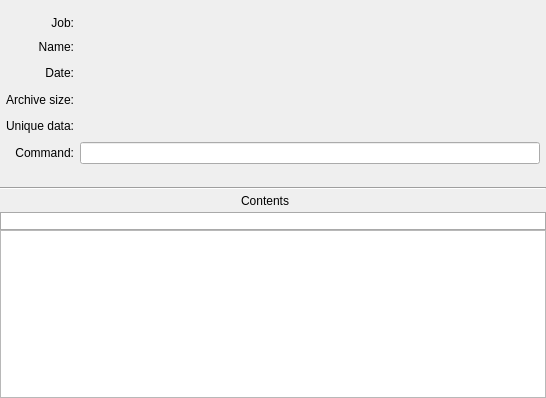
The window that forms/archivewidget.ui (Tarsnap/tarsnap-gui) describes before a commit, drawn with Qt 5.
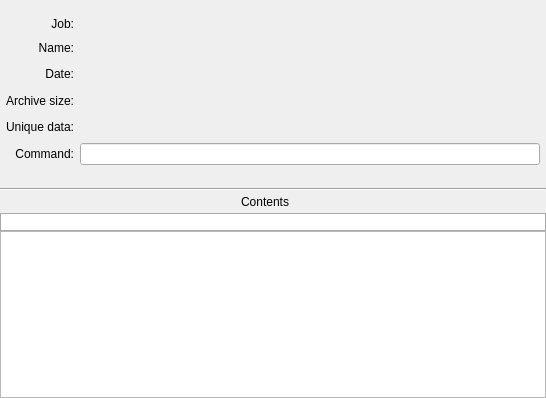
The same window after the commit. Icons and pictures are not drawn. Custom widgets are drawn as their Qt base class.

Commit message:
ArchiveDetailsWidget: change "metadata area" from layout to widget
This allows us to specify a fixed size.

The edit to the form file:
```diff
--- a/forms/archivewidget.ui
+++ b/forms/archivewidget.ui
@@ -68,12 +68,13 @@
     </widget>
    </item>
    <item>
+    <widget class="QWidget" name="metadataWidget" native="true">
     <layout class="QGridLayout" name="archiveGridLayout">
      <property name="leftMargin">
       <number>6</number>
      </property>
      <property name="topMargin">
-      <number>0</number>
+       <number>1</number>
      </property>
      <property name="rightMargin">
       <number>6</number>
@@ -358,6 +359,7 @@
       </widget>
      </item>
     </layout>
+    </widget>
    </item>
    <item>
     <widget class="Line" name="horizontalLine">
```
Lines whose indentation alone changed are shown as unchanged.
